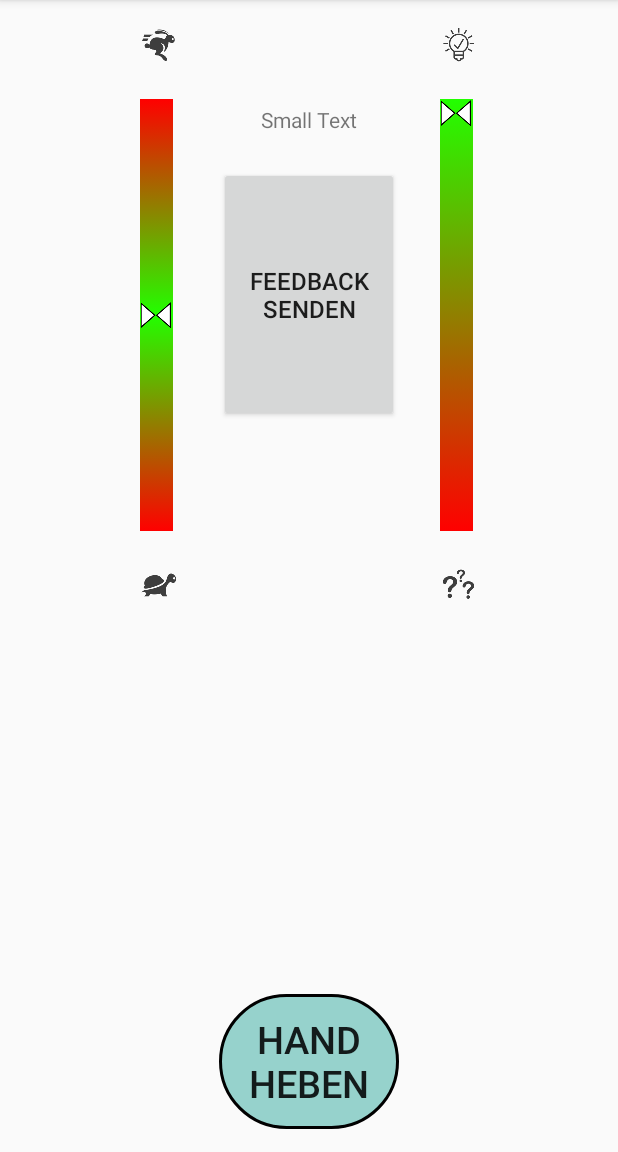
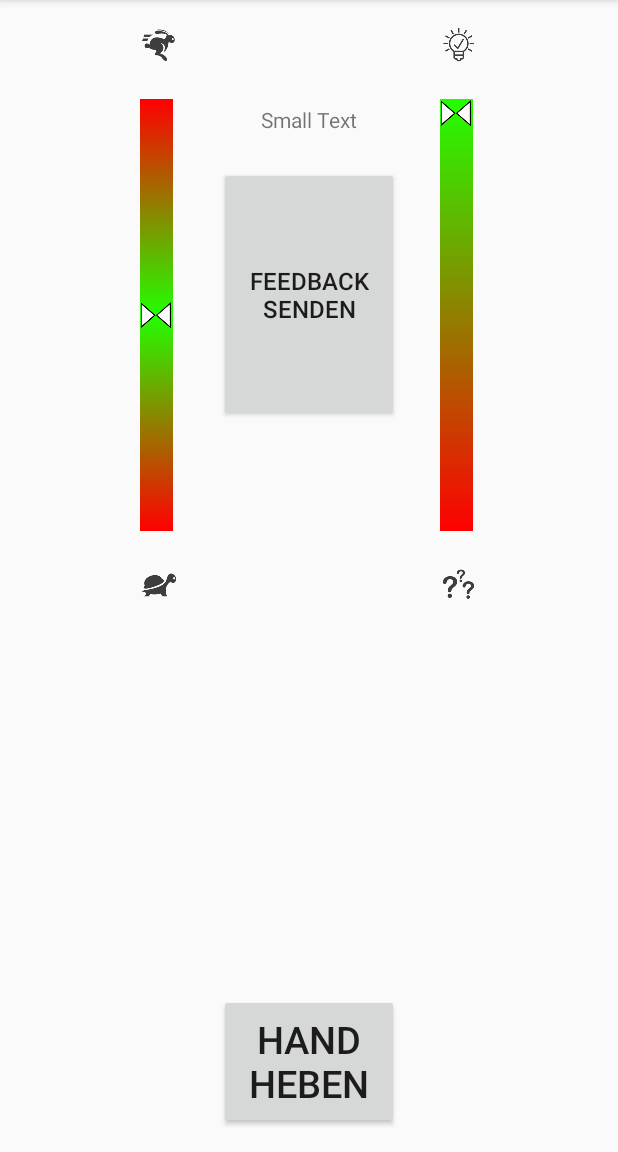
Before and after one commit to SammysHP/rlf-android, an Android app: the fragment StudentLiveFeedbackFragment shown on its own in the app's theme, on a phone screen of 412 x 824 dp, the part 84-1236 px from its top. Run offline under Robolectric (Android 15) with nearby library versions, the phone set to English and light mode, and no system bars; 1 statement that could not run was skipped.

Commit message:
Lasse runden Button eckig sein .......

```diff
--- a/app/src/main/java/org/milderjoghurt/rlf/android/StudentLiveFeedbackFragment.java
+++ b/app/src/main/java/org/milderjoghurt/rlf/android/StudentLiveFeedbackFragment.java
@@ -73,15 +73,11 @@ public class StudentLiveFeedbackFragment extends Fragment {
 
     private void executeSignallingButtonUILogic(boolean isBtnPressed, Button signalBtn) {
         if (isBtnPressed) {
-            //(getResources().getDrawable(R.drawable.roundedbutton));
             signalBtn.setBackgroundColor((getResources().getColor(R.color.vote_button_selected)));
             signalBtn.setText("Hand senken");
         } else {
-            // signal_btn.setBackground(getResources().getDrawable(R.drawable.roundedbutton));
-            signalBtn.setBackgroundDrawable(getResources().getDrawable(roundedbutton));
             signalBtn.setBackgroundColor(Color.LTGRAY);
             signalBtn.setText("Hand heben");
-            //signal_btn.setBackgroundResource(android.R.drawable.btn_default);
         }
     }
 
@@ -100,10 +96,6 @@ public class StudentLiveFeedbackFragment extends Fragment {
         //Buttons
 
         signal_btn = (Button) getView().findViewById(R.id.signal);
-
-        //TODO
-        //Setting the Button Background for eyecandy
-        //signal_btn.setBackgroundResource(R.drawable.roundedbutton);
 
         signal_btn.setOnClickListener(new View.OnClickListener() {
             @Override
--- a/app/src/main/res/drawable/roundedbutton.xml
+++ b/app/src/main/res/drawable/roundedbutton.xml
@@ -6,7 +6,6 @@
         android:color="#ff000000" />
 
 
-    <solid android:color="@color/highlighted_text_material_light" />
     <corners android:bottomRightRadius="45dip"
         android:bottomLeftRadius="45dip"
         android:topRightRadius="45dip"
--- a/app/src/main/res/layout/fragment_student_live_feedback.xml
+++ b/app/src/main/res/layout/fragment_student_live_feedback.xml
@@ -111,19 +111,17 @@
     </LinearLayout>
 
     <Button
-        style="@style/RoundButton"
         android:layout_width="120dp"
         android:layout_height="90dp"
         android:text="Hand heben"
         android:textSize="25dp"
         android:id="@+id/signal"
         android:layout_gravity="center_horizontal"
-        android:background="@drawable/roundedbutton"
         android:layout_alignParentBottom="true"
         android:layout_centerHorizontal="true"
         android:layout_marginTop="15dp"
         android:layout_marginBottom="15dp" />
-    <!--android:background="@drawable/roundedbutton"-->
+
     <LinearLayout
         android:orientation="vertical"
         android:layout_width="wrap_content"
```
